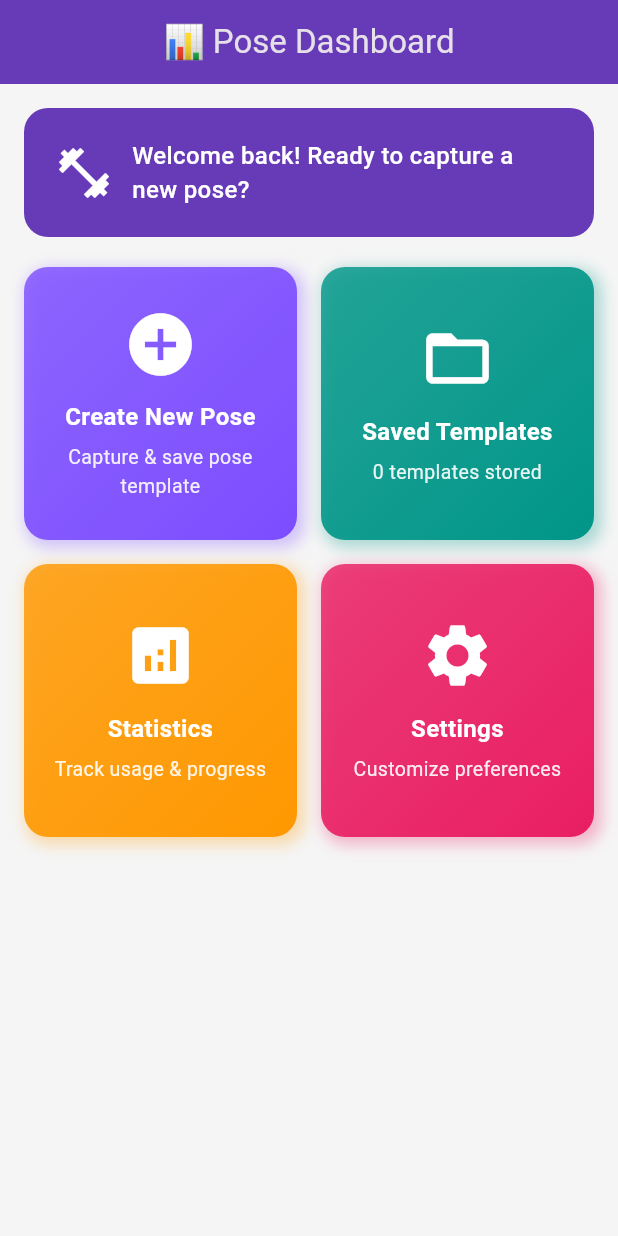
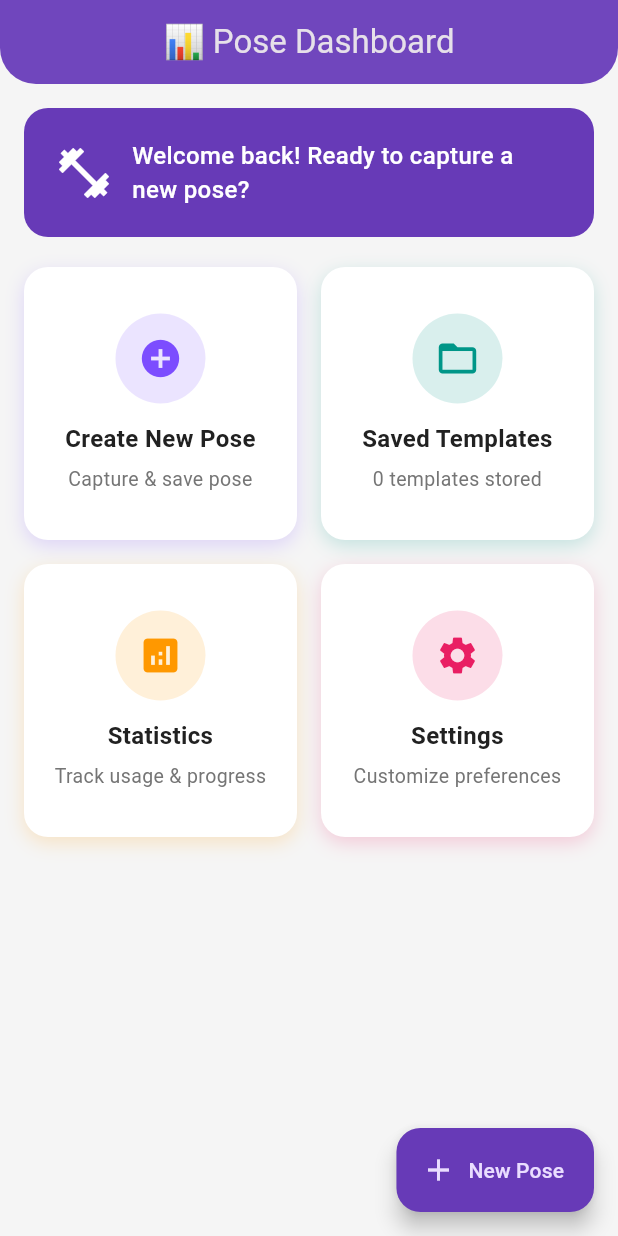
Before and after one commit to gangadhar1112/pos_detection, a Flutter app: the screen it shows after launch, on a phone screen of 412 x 824 dp. Run offline on Flutter 3.47's test engine with Material 3 defaults, Android fonts, the phone set to English and light mode, and no system bars; our stand-ins replace camera, shared_preferences; missing offline and left inert: google_mlkit_pose_detection.

Commit message:
Updated ui

```diff
--- a/lib/dashboard.dart
+++ b/lib/dashboard.dart
@@ -1,3 +1,5 @@
+import 'dart:io';
+
 import 'package:flutter/material.dart';
 import 'create_pos_template_page.dart';
 import 'saved_templates_page.dart';
@@ -38,10 +40,28 @@ class _DashboardPageState extends State<DashboardPage> {
     return Scaffold(
       backgroundColor: Colors.grey[100],
       appBar: AppBar(
-        elevation: 0,
+        elevation: 4,
         backgroundColor: Colors.deepPurple,
+        shape: const RoundedRectangleBorder(
+          borderRadius: BorderRadius.vertical(bottom: Radius.circular(24)),
+        ),
         title: const Text("📊 Pose Dashboard"),
         centerTitle: true,
+      ),
+      floatingActionButton: FloatingActionButton.extended(
+        onPressed: () {
+          Navigator.push(
+            context,
+            MaterialPageRoute(
+              builder: (_) => CreatePoseTemplatePage(
+                onTemplateCreated: _addNewTemplate,
+              ),
+            ),
+          ).then((_) => _loadSavedTemplates());
+        },
+        backgroundColor: Colors.deepPurple,
+        icon: const Icon(Icons.add),
+        label: const Text("New Pose"),
       ),
       body: Stack(
         children: [
@@ -88,7 +108,7 @@ class _DashboardPageState extends State<DashboardPage> {
                     color: Colors.deepPurpleAccent,
                     icon: Icons.add_circle,
                     title: "Create New Pose",
-                    subtitle: "Capture & save pose template",
+                    subtitle: "Capture & save pose",
                     onTap: () {
                       Navigator.push(
                         context,
@@ -138,6 +158,43 @@ class _DashboardPageState extends State<DashboardPage> {
                   ),
                 ],
               ),
+
+              /// Recent Templates Preview
+              if (savedTemplates.isNotEmpty) ...[
+                const Padding(
+                  padding: EdgeInsets.only(top: 24, bottom: 8),
+                  child: Text(
+                    "Recent Templates",
+                    style: TextStyle(
+                      fontSize: 16,
+                      color: Colors.black,
+                      fontWeight: FontWeight.bold,
+                    ),
+                  ),
+                ),
+                SizedBox(
+                  height: 110,
+                  child: ListView.builder(
+                    scrollDirection: Axis.horizontal,
+                    itemCount: savedTemplates.length > 5 ? 5 : savedTemplates.length,
+                    itemBuilder: (_, index) {
+                      final template = savedTemplates[savedTemplates.length - 1 - index];
+                      return Padding(
+                        padding: const EdgeInsets.only(right: 12),
+                        child: ClipRRect(
+                          borderRadius: BorderRadius.circular(12),
+                          child: Image.file(
+                            File(template.imagePath),
+                            width: 100,
+                            height: 100,
+                            fit: BoxFit.cover,
+                          ),
+                        ),
+                      );
+                    },
+                  ),
+                ),
+              ]
             ],
           ),
 
@@ -160,36 +217,37 @@ class _DashboardPageState extends State<DashboardPage> {
     required String subtitle,
     required VoidCallback onTap,
   }) {
-    return InkWell(
+    return Material(
+      color: Colors.transparent,
+      child: InkWell(
         onTap: onTap,
         borderRadius: BorderRadius.circular(16),
         child: Container(
           padding: const EdgeInsets.all(16),
           decoration: BoxDecoration(
             borderRadius: BorderRadius.circular(16),
-          gradient: LinearGradient(
-            colors: [color.withOpacity(0.8), color],
-            begin: Alignment.topLeft,
-            end: Alignment.bottomRight,
-          ),
+            color: Colors.white,
             boxShadow: [
               BoxShadow(
-              color: color.withOpacity(0.3),
-              blurRadius: 8,
-              spreadRadius: 2,
-              offset: const Offset(3, 3),
-            )
+                color: color.withOpacity(0.2),
+                blurRadius: 10,
+                offset: const Offset(0, 4),
+              ),
             ],
           ),
           child: Column(
             mainAxisAlignment: MainAxisAlignment.center,
             children: [
-            Icon(icon, size: 50, color: Colors.white),
+              CircleAvatar(
+                radius: 30,
+                backgroundColor: color.withOpacity(0.15),
+                child: Icon(icon, size: 30, color: color),
+              ),
               const SizedBox(height: 12),
               Text(
                 title,
-              style: const TextStyle(
-                color: Colors.white,
+                style: TextStyle(
+                  color: Colors.grey[900],
                   fontSize: 16,
                   fontWeight: FontWeight.bold,
                 ),
@@ -199,7 +257,7 @@ class _DashboardPageState extends State<DashboardPage> {
               Text(
                 subtitle,
                 style: TextStyle(
-                color: Colors.white.withOpacity(0.9),
+                  color: Colors.grey[600],
                   fontSize: 13,
                 ),
                 textAlign: TextAlign.center,
@@ -207,6 +265,7 @@ class _DashboardPageState extends State<DashboardPage> {
             ],
           ),
         ),
+      ),
     );
   }
 }
```
Also changed, not shown: lib/create_pos_template_page.dart (+35 -8 lines), lib/saved_templates_page.dart (+56 -42 lines). Lines whose indentation alone changed are shown as unchanged.
